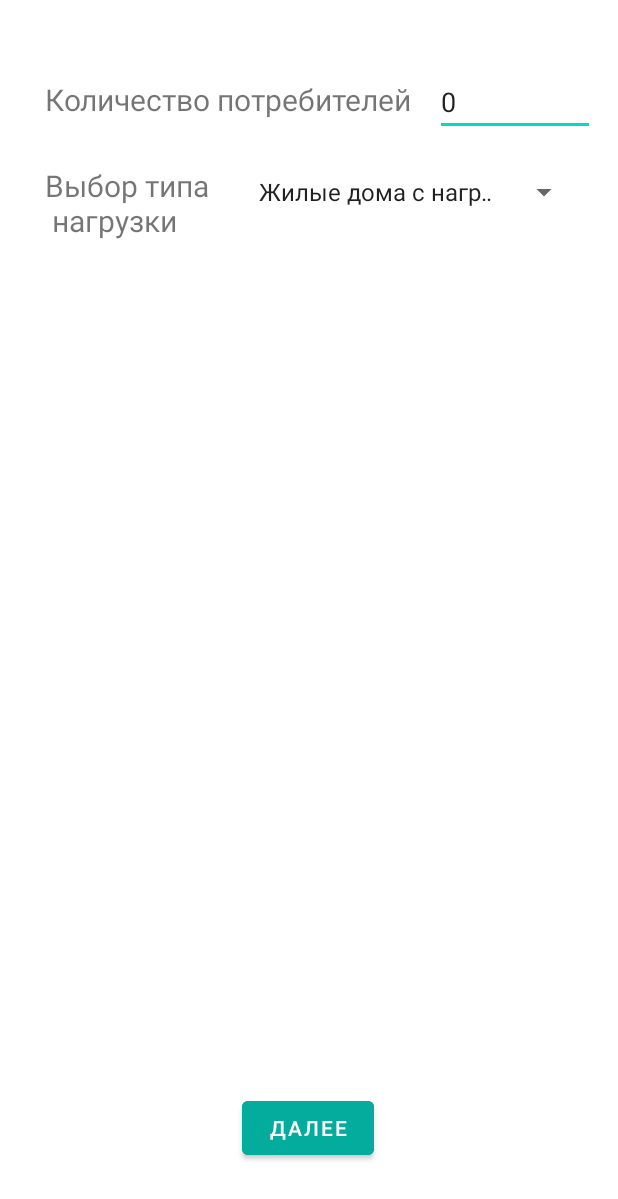
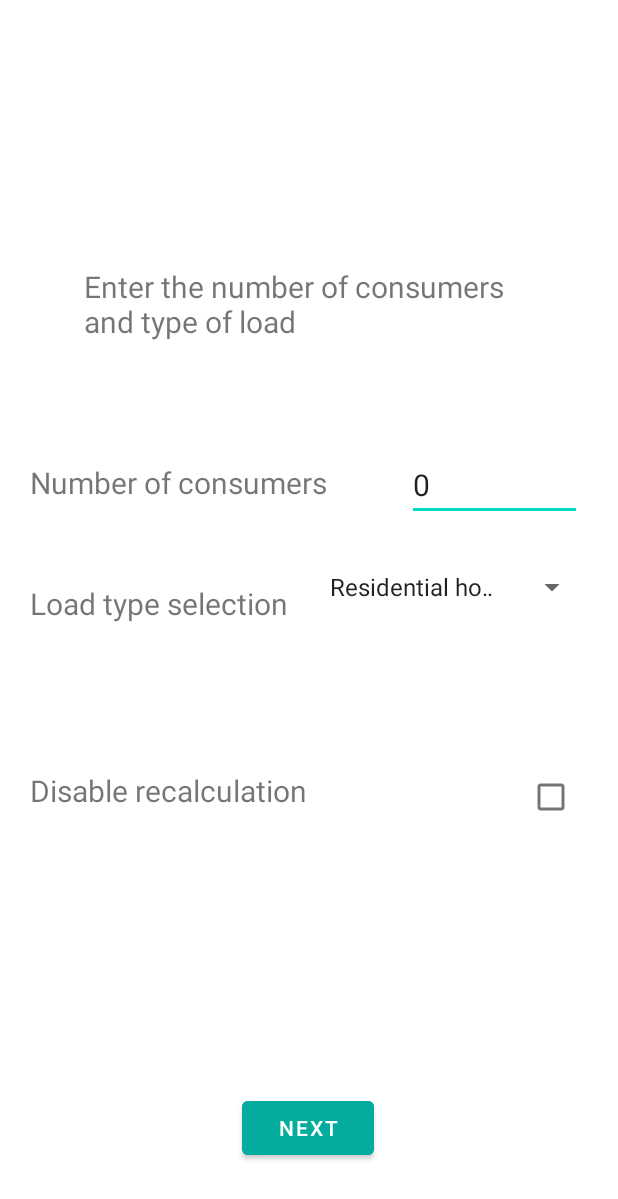
Before and after one commit to Viktorphp84/Viktorphp84_Repository, an Android app: the layout activity_main.xml on its own in the app's theme, with its tools: preview values and no code run, on a phone screen of 412 x 824 dp. Shown: the top 1199 px of the screen. Run offline under Robolectric (Android 15) with nearby library versions, the phone set to English and light mode, and no system bars.

Commit message:
30.11.2021

```diff
--- a/app/src/main/AndroidManifest.xml
+++ b/app/src/main/AndroidManifest.xml
@@ -8,7 +8,7 @@
         android:label="@string/app_name"
         android:roundIcon="@mipmap/ic_launcher_round"
         android:supportsRtl="true"
-        android:theme="@style/Theme.Viktor_Ivanov_App">
+        android:theme="@style/NoTitle">
         <activity
             android:name=".ActivityInsertData"
             android:exported="false" />
--- a/app/src/main/res/layout/activity_main.xml
+++ b/app/src/main/res/layout/activity_main.xml
@@ -4,22 +4,37 @@
     xmlns:tools="http://schemas.android.com/tools"
     android:layout_width="match_parent"
     android:layout_height="match_parent"
-    android:onClick="onClickTest"
     tools:context=".MainActivity">
 
     <TextView
         android:id="@+id/textView"
+        style="@style/Theme.Viktor_Ivanov_App.TextView"
         android:layout_width="wrap_content"
         android:layout_height="wrap_content"
+        android:layout_marginStart="20dp"
         android:text="@string/number_of_consumers"
-        android:textSize="20dp"
         app:layout_constraintBottom_toBottomOf="parent"
-        app:layout_constraintStart_toStartOf="@+id/textView2"
+        app:layout_constraintStart_toStartOf="parent"
         app:layout_constraintTop_toTopOf="parent"
-        app:layout_constraintVertical_bias="0.066" />
+        app:layout_constraintVertical_bias="0.387" />
+
+    <TextView
+        android:id="@+id/textView2"
+        style="@style/Theme.Viktor_Ivanov_App.TextView"
+        android:layout_width="wrap_content"
+        android:layout_height="wrap_content"
+        android:layout_margin="20dp"
+        android:text="@string/type_load"
+        app:layout_constraintBottom_toBottomOf="parent"
+        app:layout_constraintEnd_toEndOf="parent"
+        app:layout_constraintHorizontal_bias="0.0"
+        app:layout_constraintStart_toStartOf="parent"
+        app:layout_constraintTop_toBottomOf="@+id/textView"
+        app:layout_constraintVertical_bias="0.079" />
 
     <EditText
         android:id="@+id/editTextTextPersonName"
+        style="@style/Theme.Viktor_Ivanov_App.TextView"
         android:layout_width="wrap_content"
         android:layout_height="wrap_content"
         android:ems="5"
@@ -27,30 +42,23 @@
         android:text="@string/input_number"
         app:layout_constraintBottom_toBottomOf="@+id/textView"
         app:layout_constraintEnd_toEndOf="parent"
+        app:layout_constraintHorizontal_bias="0.691"
         app:layout_constraintStart_toEndOf="@+id/textView"
         app:layout_constraintTop_toTopOf="@+id/textView"
-        app:layout_constraintVertical_bias="0.444" />
-
-    <TextView
-        android:id="@+id/textView2"
-        android:layout_width="wrap_content"
-        android:layout_height="wrap_content"
-        android:layout_margin="30dp"
-        android:text="Выбор типа\n нагрузки"
-        android:textSize="20dp"
-        app:layout_constraintStart_toStartOf="parent"
-        app:layout_constraintTop_toBottomOf="@+id/textView" />
+        app:layout_constraintVertical_bias="0.428" />
 
     <Spinner
         android:id="@+id/spinner"
         android:layout_width="0dp"
         android:layout_height="wrap_content"
-        android:layout_margin="25dp"
-        android:layout_marginEnd="4dp"
+        android:layout_margin="20dp"
+        android:layout_marginTop="16dp"
+        android:entries="@array/type_of_load"
+        android:minHeight="48dp"
         app:layout_constraintEnd_toEndOf="parent"
+        app:layout_constraintHorizontal_bias="0.05"
         app:layout_constraintStart_toEndOf="@+id/textView2"
-        app:layout_constraintTop_toBottomOf="@+id/editTextTextPersonName"
-        android:entries="@array/type_of_load"/>
+        app:layout_constraintTop_toBottomOf="@+id/editTextTextPersonName" />
 
     <Button
         android:id="@+id/button"
@@ -66,5 +74,56 @@
         app:layout_constraintHorizontal_bias="0.498"
         app:layout_constraintStart_toStartOf="parent" />
 
+    <androidx.constraintlayout.widget.Group
+        android:id="@+id/group"
+        android:layout_width="wrap_content"
+        android:layout_height="wrap_content"
+        app:constraint_referenced_ids="textView,textView2,spinner,editTextTextPersonName" />
+
+    <androidx.constraintlayout.widget.Group
+        android:id="@+id/group2"
+        android:layout_width="wrap_content"
+        android:layout_height="wrap_content"
+        app:constraint_referenced_ids="textView,textView2,spinner,editTextTextPersonName" />
+
+    <TextView
+        android:id="@+id/textView4"
+        android:layout_width="300dp"
+        android:layout_height="wrap_content"
+        android:text="@string/inform"
+        style="@style/Theme.Viktor_Ivanov_App.TextView"
+        app:layout_constraintBottom_toTopOf="@+id/button"
+        app:layout_constraintEnd_toEndOf="parent"
+        app:layout_constraintHorizontal_bias="0.498"
+        app:layout_constraintStart_toStartOf="parent"
+        app:layout_constraintTop_toTopOf="parent"
+        app:layout_constraintVertical_bias="0.262" />
+
+    <TextView
+        android:id="@+id/textView5"
+        style="@style/Theme.Viktor_Ivanov_App.TextView"
+        android:layout_width="wrap_content"
+        android:layout_height="wrap_content"
+        android:text="@string/off"
+        android:layout_marginTop="15dp"
+        app:layout_constraintBottom_toBottomOf="parent"
+        app:layout_constraintEnd_toEndOf="parent"
+        app:layout_constraintHorizontal_bias="0.089"
+        app:layout_constraintStart_toStartOf="parent"
+        app:layout_constraintTop_toTopOf="parent"
+        app:layout_constraintVertical_bias="0.637" />
+
+    <CheckBox
+        android:id="@+id/checkBox"
+        android:layout_width="wrap_content"
+        android:layout_height="wrap_content"
+        android:text=""
+        app:layout_constraintBottom_toBottomOf="parent"
+        app:layout_constraintEnd_toEndOf="parent"
+        app:layout_constraintHorizontal_bias="0.944"
+        app:layout_constraintStart_toStartOf="parent"
+        app:layout_constraintTop_toTopOf="parent"
+        app:layout_constraintVertical_bias="0.654" />
+
 
 </androidx.constraintlayout.widget.ConstraintLayout>
--- a/app/src/main/res/values/strings.xml
+++ b/app/src/main/res/values/strings.xml
@@ -1,14 +1,17 @@
 <resources>
-    <string name="app_name">Viktor_Ivanov_App</string>
+    <string name="app_name" translatable="false">Viktor_Ivanov_App</string>
 
     <string-array name="type_of_load">
-        <item>Жилые дома с нагрузкой до 2кВт</item>
-        <item>Жилые дома с нагрузкой свыше 2кВт</item>
-        <item>Жилые дома с электроплитами</item>
-        <item>Производственные потребители</item>
+        <item>Residential houses with load up to 2kW</item>
+        <item>Residential houses with load over 2kW</item>
+        <item>Residential houses with electric stoves</item>
+        <item>Industrial customers</item>
     </string-array>
-    <string name="window_input">Ввод данных</string>
-    <string name="button_next">Далее</string>
-    <string name="number_of_consumers">Количество потребителей</string>
+    <string name="inform">Enter the number of consumers and type of load</string>
+    <string name="window_input">Data entry</string>
+    <string name="button_next">Next</string>
+    <string name="number_of_consumers">Number of consumers</string>
     <string name="input_number">0</string>
+    <string name="type_load">Load type selection</string>
+    <string name="off">Disable recalculation</string>
 </resources>
--- a/app/src/main/res/values/themes.xml
+++ b/app/src/main/res/values/themes.xml
@@ -13,4 +13,13 @@
         <item name="android:statusBarColor" tools:targetApi="l">?attr/colorPrimaryVariant</item>
         <!-- Customize your theme here. -->
     </style>
+
+    <style name="Theme.Viktor_Ivanov_App.TextView" parent="Widget.MaterialComponents.TextView">
+        <item name="android:textSize">20sp</item>
+    </style>
+
+    <style name="NoTitle" parent="Theme.MaterialComponents.DayNight.NoActionBar">
+        <item name="android:windowNoTitle">true</item>
+        <item name="android:windowFullscreen">true</item>
+    </style>
 </resources>
```
